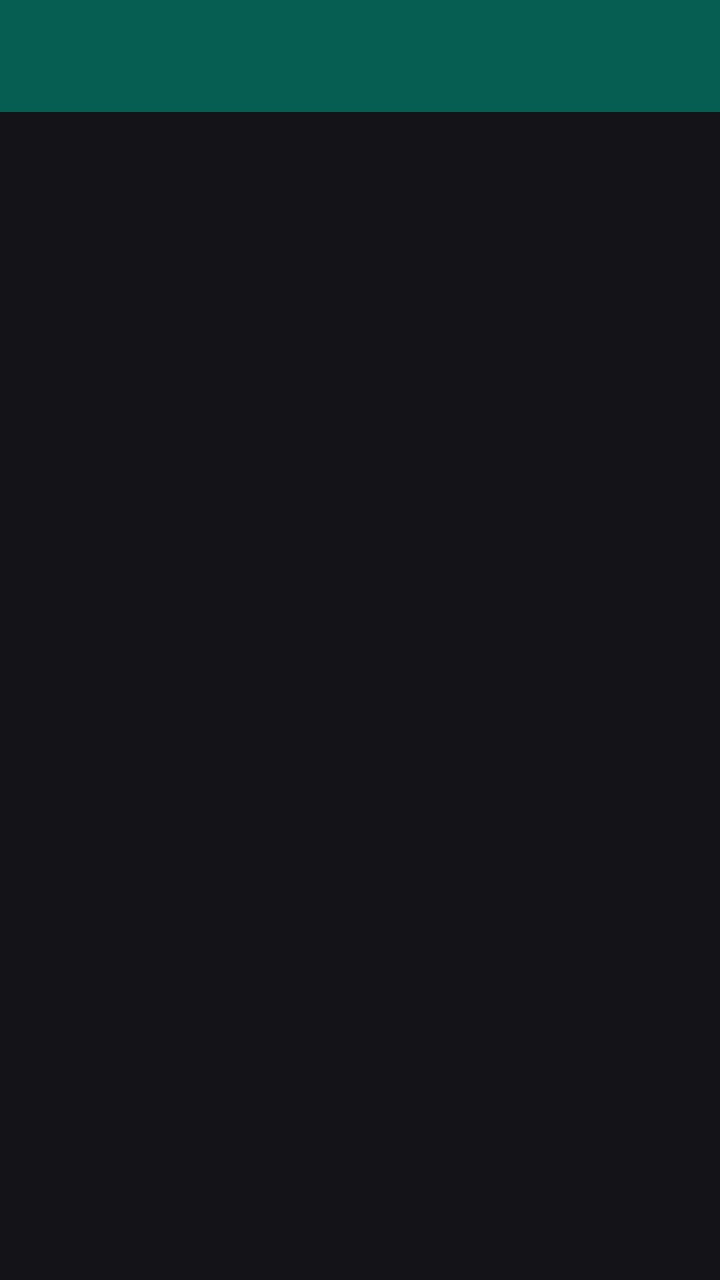
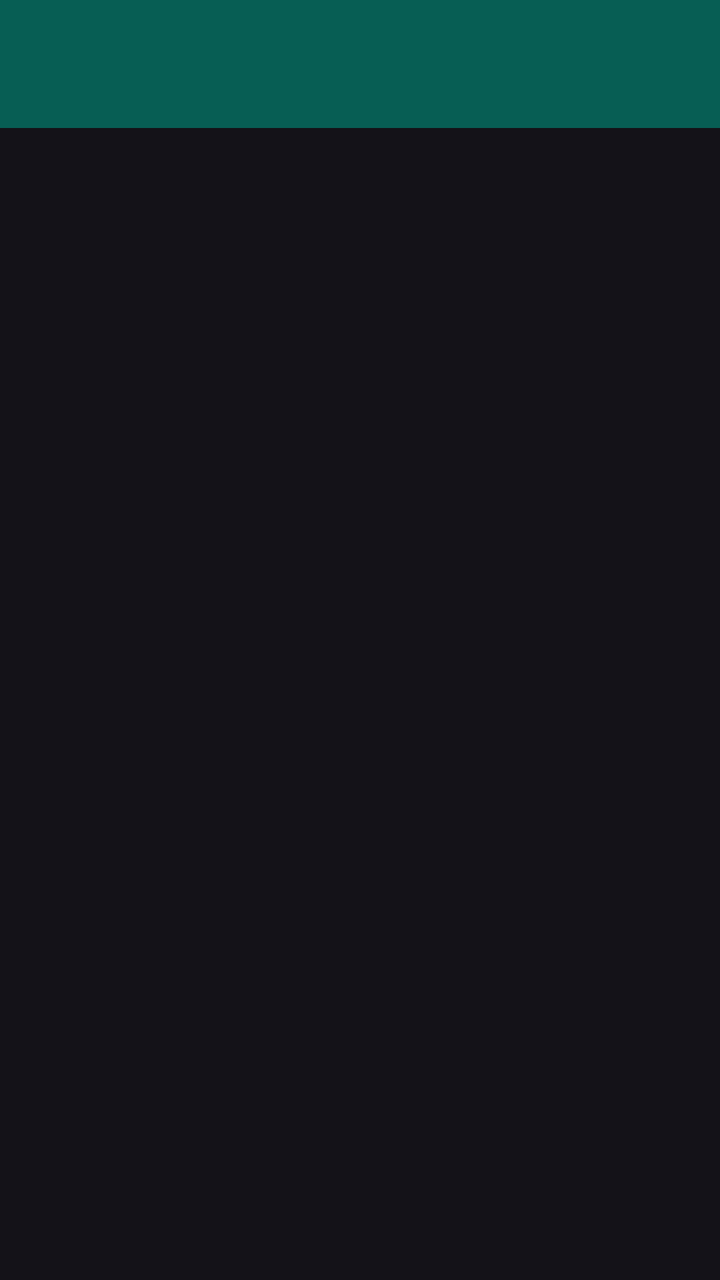

The first picture is an Android layout as it rendered before a commit; the second is the same layout after the commit. The layout source and the unified diff follow.
<!-- AndroidManifest.xml: application theme Theme.WhatsApp -->
<!-- res/layout/toolbar.xml -->
<?xml version="1.0" encoding="utf-8"?>
<FrameLayout xmlns:android="http://schemas.android.com/apk/res/android"
    android:layout_width="match_parent"
    android:layout_height="match_parent">


    <androidx.appcompat.widget.Toolbar
        android:id="@+id/toolbarPrincipal"
        android:layout_width="match_parent"
        android:layout_height="wrap_content"
        android:background="@color/colorPrimary"
        android:theme="@style/Toolbar" />

</FrameLayout>
<!-- resources referenced by this layout -->
<resources>
  <color name="colorPrimary">#075e54</color>
  <style name="Toolbar" parent="Theme.AppCompat.NoActionBar">
  
      </style>
  <style name="Theme.WhatsApp" parent="Base.Theme.WhatsApp" />
  <style name="Base.Theme.WhatsApp" parent="Theme.Material3.Dark.NoActionBar">
          
          
  
          <item name="colorPrimary">@color/colorPrimary</item>
          <item name="colorPrimaryDark">@color/colorPrimaryDark</item>
          <item name="colorAccent">@color/colorAccent</item>
  
  
      </style>
  <color name="colorPrimaryDark">#054d44</color>
  <color name="colorAccent">#25d366</color>
</resources>

<!-- the commit's change to res/layout/toolbar.xml (unified diff, before → after) -->
@@ -1,13 +1,13 @@
 <?xml version="1.0" encoding="utf-8"?>
 <FrameLayout xmlns:android="http://schemas.android.com/apk/res/android"
     android:layout_width="match_parent"
-    android:layout_height="match_parent">
+    android:layout_height="wrap_content">
 
 
     <androidx.appcompat.widget.Toolbar
         android:id="@+id/toolbarPrincipal"
         android:layout_width="match_parent"
-        android:layout_height="wrap_content"
+        android:layout_height="?attr/actionBarSize"
         android:background="@color/colorPrimary"
         android:theme="@style/Toolbar" />
 
